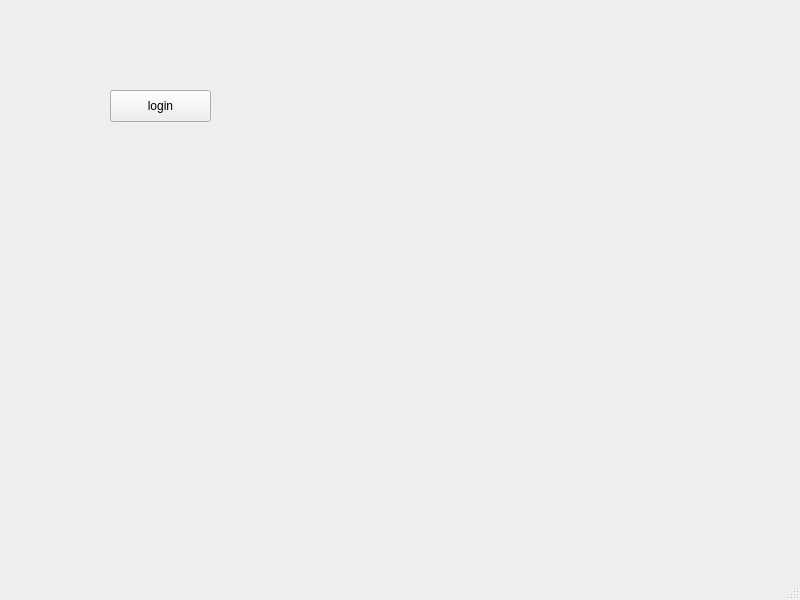
First picture: the form in RMS_qt/mainwindow.ui, repository dev-pratik02/RMS, before the edit.
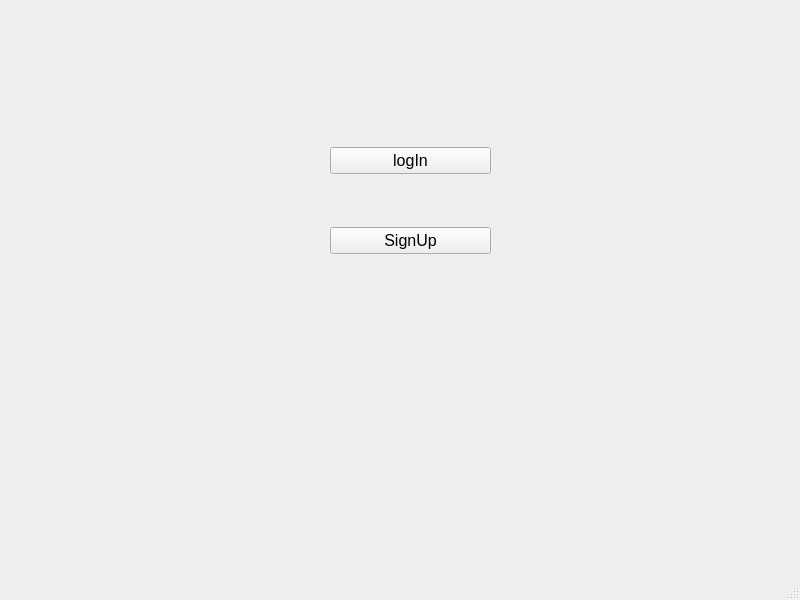
Second picture: the form after the edit.

Commit message: login page update

Patch:
```diff
--- a/RMS_qt/mainwindow.ui
+++ b/RMS_qt/mainwindow.ui
@@ -14,18 +14,43 @@
    <string>MainWindow</string>
   </property>
   <widget class="QWidget" name="centralwidget">
-   <widget class="QPushButton" name="btn_login">
+   <widget class="QWidget" name="">
     <property name="geometry">
      <rect>
-      <x>110</x>
-      <y>90</y>
-      <width>101</width>
-      <height>32</height>
+      <x>330</x>
+      <y>100</y>
+      <width>161</width>
+      <height>201</height>
      </rect>
     </property>
-    <property name="text">
-     <string>login</string>
-    </property>
+    <layout class="QVBoxLayout" name="verticalLayout">
+     <item>
+      <widget class="QPushButton" name="btn_login">
+       <property name="font">
+        <font>
+         <family>Arial</family>
+         <pointsize>12</pointsize>
+        </font>
+       </property>
+       <property name="text">
+        <string>logIn</string>
+       </property>
+      </widget>
+     </item>
+     <item>
+      <widget class="QPushButton" name="btn_signup">
+       <property name="font">
+        <font>
+         <family>Arial</family>
+         <pointsize>12</pointsize>
+        </font>
+       </property>
+       <property name="text">
+        <string>SignUp</string>
+       </property>
+      </widget>
+     </item>
+    </layout>
    </widget>
   </widget>
   <widget class="QMenuBar" name="menubar">
```
Left out of the diff: 2 changed lines with no effect on the pictures. The commit also changes 669 other files.
